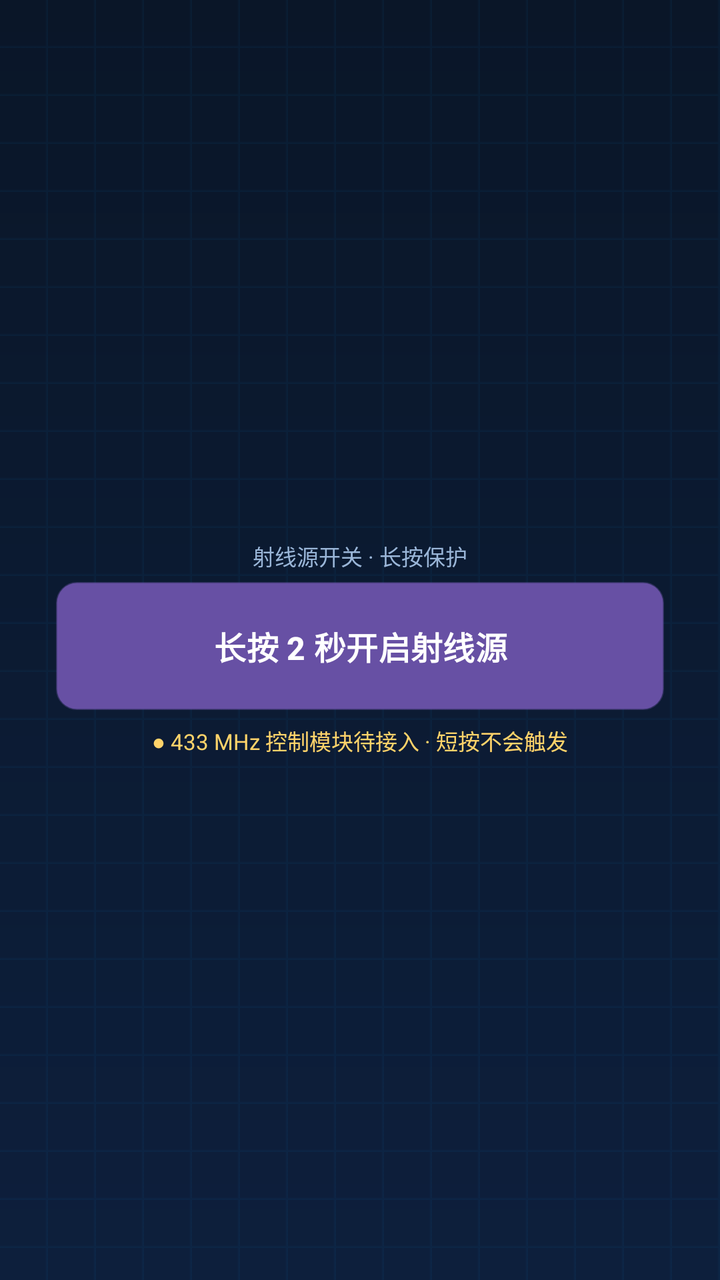
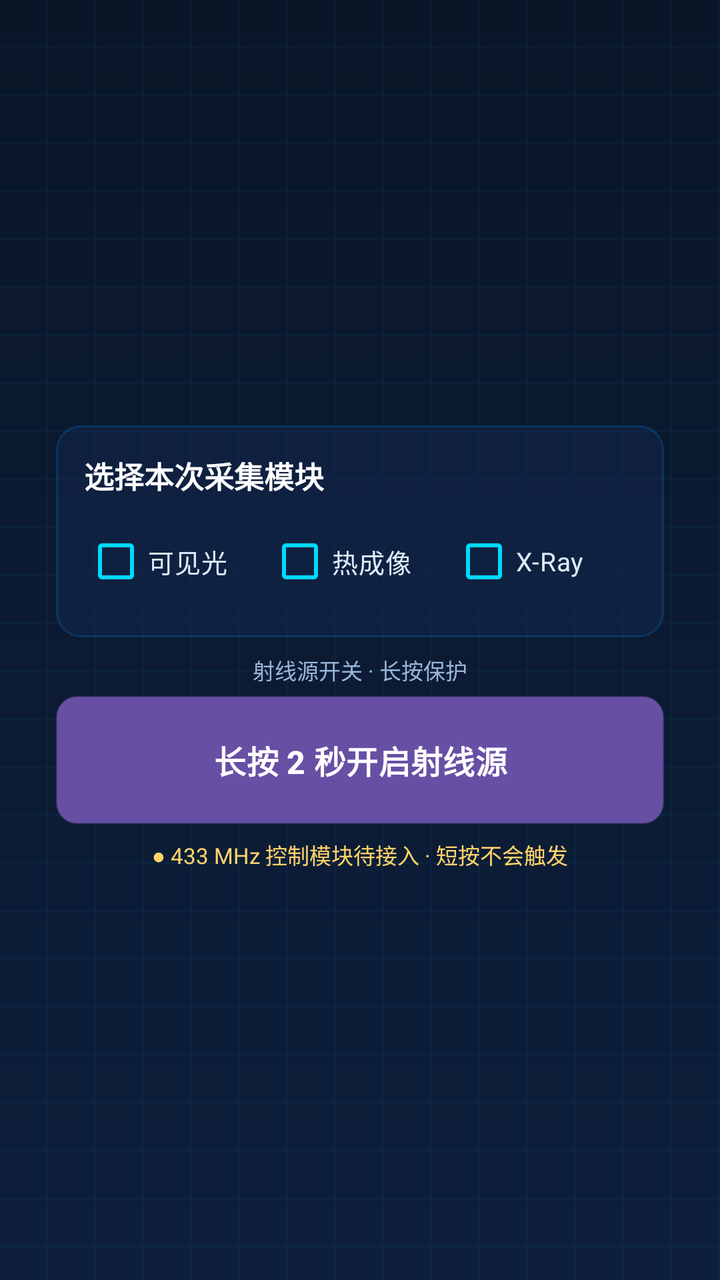

Two renders of the same Android screen: before a commit and after it. Below are the layout's source before the change and the commit's diff.
<!-- AndroidManifest.xml: application theme Theme.WeiguangDRController -->
<!-- res/layout/fragment_exposure_prepare.xml -->
<?xml version="1.0" encoding="utf-8"?>
<ScrollView xmlns:android="http://schemas.android.com/apk/res/android"
    android:layout_width="match_parent"
    android:layout_height="match_parent"
    android:background="@drawable/bg_root_gradient"
    android:fillViewport="true"
    android:scrollbars="none">

    <LinearLayout
        android:layout_width="match_parent"
        android:layout_height="wrap_content"
        android:gravity="center"
        android:orientation="vertical"
        android:padding="28dp">

        <LinearLayout
            android:layout_width="match_parent"
            android:layout_height="wrap_content"
            android:background="@drawable/bg_card_tech"
            android:orientation="vertical"
            android:padding="12dp"
            android:visibility="gone">

            <TextView
                android:layout_width="wrap_content"
                android:layout_height="wrap_content"
                android:text="曝光设备控制"
                android:textColor="#FFFFFF"
                android:textSize="16sp"
                android:textStyle="bold" />

            <LinearLayout
                android:layout_width="match_parent"
                android:layout_height="wrap_content"
                android:layout_marginTop="10dp"
                android:orientation="horizontal">

                <Button
                    android:id="@+id/cameraControlButton"
                    style="?android:attr/borderlessButtonStyle"
                    android:layout_width="0dp"
                    android:layout_height="58dp"
                    android:layout_weight="1"
                    android:background="@drawable/bg_card_tech_clickable"
                    android:text="摄像头\n检查预览"
                    android:textAllCaps="false"
                    android:textColor="#DCEBFA"
                    android:textSize="12sp" />

                <Space android:layout_width="6dp" android:layout_height="1dp" />

                <Button
                    android:id="@+id/thermalControlButton"
                    style="?android:attr/borderlessButtonStyle"
                    android:layout_width="0dp"
                    android:layout_height="58dp"
                    android:layout_weight="1"
                    android:background="@drawable/bg_card_tech_clickable"
                    android:text="热成像\n检查预览"
                    android:textAllCaps="false"
                    android:textColor="#DCEBFA"
                    android:textSize="12sp" />

                <Space android:layout_width="6dp" android:layout_height="1dp" />

                <Button
                    android:id="@+id/xrayControlButton"
                    style="?android:attr/borderlessButtonStyle"
                    android:layout_width="0dp"
                    android:layout_height="58dp"
                    android:layout_weight="1"
                    android:background="@drawable/bg_card_tech_clickable"
                    android:text="X-Ray\n接口待接入"
                    android:textAllCaps="false"
                    android:textColor="#FFD36A"
                    android:textSize="12sp" />
            </LinearLayout>

            <Button
                android:id="@+id/enableAllButton"
                android:layout_width="match_parent"
                android:layout_height="42dp"
                android:layout_marginTop="8dp"
                android:background="@drawable/bg_btn_new"
                android:text="一键检查三路设备"
                android:textAllCaps="false"
                android:textColor="#FFFFFF"
                android:textSize="13sp"
                android:textStyle="bold" />

            <TextView
                android:id="@+id/deviceStatusText"
                android:layout_width="match_parent"
                android:layout_height="wrap_content"
                android:layout_marginTop="8dp"
                android:text="正在读取设备状态…"
                android:textColor="#9AB6D8"
                android:textSize="11sp" />
        </LinearLayout>

        <LinearLayout
            android:layout_width="match_parent"
            android:layout_height="wrap_content"
            android:layout_marginTop="6dp"
            android:background="@drawable/bg_card_tech"
            android:orientation="vertical"
            android:padding="12dp"
            android:visibility="gone">

            <TextView
                android:layout_width="wrap_content"
                android:layout_height="wrap_content"
                android:text="曝光前确认"
                android:textColor="#FFFFFF"
                android:textSize="15sp"
                android:textStyle="bold" />

            <LinearLayout
                android:layout_width="match_parent"
                android:layout_height="wrap_content"
                android:layout_marginTop="8dp"
                android:orientation="horizontal">

                <TextView
                    android:id="@+id/cameraPreviewEntry"
                    android:layout_width="0dp"
                    android:layout_height="72dp"
                    android:layout_weight="1"
                    android:background="@drawable/bg_card_tech_clickable"
                    android:clickable="true"
                    android:focusable="true"
                    android:gravity="center"
                    android:text="摄像头画面\n点击查看"
                    android:textColor="#C8D8E8"
                    android:textSize="12sp" />

                <Space android:layout_width="8dp" android:layout_height="1dp" />

                <TextView
                    android:id="@+id/thermalPreviewEntry"
                    android:layout_width="0dp"
                    android:layout_height="72dp"
                    android:layout_weight="1"
                    android:background="@drawable/bg_card_tech_clickable"
                    android:clickable="true"
                    android:focusable="true"
                    android:gravity="center"
                    android:text="热成像画面\n点击查看"
                    android:textColor="#C8D8E8"
                    android:textSize="12sp" />
            </LinearLayout>

            <TextView
                android:id="@+id/radarStatusText"
                android:layout_width="match_parent"
                android:layout_height="wrap_content"
                android:layout_marginTop="10dp"
                android:background="@drawable/bg_input_box"
                android:padding="10dp"
                android:text="毫米波雷达：正在读取…"
                android:textColor="#DCEBFA"
                android:textSize="12sp"
                android:lineSpacingExtra="3dp" />
        </LinearLayout>

        <TextView
            android:id="@+id/exposureHintText"
            android:layout_width="match_parent"
            android:layout_height="wrap_content"
            android:layout_marginTop="8dp"
            android:gravity="center"
            android:text="射线源开关 · 长按保护"
            android:textColor="#9AB6D8"
            android:textSize="11sp" />

        <Button
            android:id="@+id/exposureButton"
            android:layout_width="match_parent"
            android:layout_height="64dp"
            android:layout_marginTop="5dp"
            android:background="@drawable/bg_exposure_hold"
            android:text="长按 2 秒开启射线源"
            android:textAllCaps="false"
            android:textColor="#FFFFFF"
            android:textSize="16sp"
            android:textStyle="bold" />

        <TextView
            android:id="@+id/exposureResultText"
            android:layout_width="match_parent"
            android:layout_height="wrap_content"
            android:layout_marginTop="7dp"
            android:gravity="center"
            android:text="● 433 MHz 控制模块待接入 · 短按不会触发"
            android:textColor="#FFD36A"
            android:textSize="11sp" />
    </LinearLayout>
</ScrollView>
<!-- resources referenced by this layout -->
<resources>
  <!-- drawable bg_btn_new (drawable) -->
  <?xml version="1.0" encoding="utf-8"?>
  <shape xmlns:android="http://schemas.android.com/apk/res/android"
      android:shape="rectangle">
      <gradient
          android:angle="0"
          android:startColor="#0088FF"
          android:endColor="#00CCFF" />
      <corners android:radius="8dp" />
  </shape>
  <!-- drawable bg_card_tech (drawable) -->
  <?xml version="1.0" encoding="utf-8"?>
  <shape xmlns:android="http://schemas.android.com/apk/res/android"
      android:shape="rectangle">
      <solid android:color="#80142850" />
      <corners android:radius="12dp" />
      <stroke
          android:width="1dp"
          android:color="#330096FF" />
  </shape>
  <!-- drawable bg_card_tech_clickable (drawable) -->
  <?xml version="1.0" encoding="utf-8"?>
  <selector xmlns:android="http://schemas.android.com/apk/res/android">
      <item android:state_pressed="true">
          <shape android:shape="rectangle">
              <solid android:color="#B0284068" />
              <corners android:radius="12dp" />
              <stroke
                  android:width="2dp"
                  android:color="#A000B4FF" />
          </shape>
      </item>
      <item android:state_focused="true">
          <shape android:shape="rectangle">
              <solid android:color="#99142850" />
              <corners android:radius="12dp" />
              <stroke
                  android:width="2dp"
                  android:color="#8000B4FF" />
          </shape>
      </item>
      <item>
          <shape android:shape="rectangle">
              <solid android:color="#80142850" />
              <corners android:radius="12dp" />
              <stroke
                  android:width="1dp"
                  android:color="#330096FF" />
          </shape>
      </item>
  </selector>
  <!-- drawable bg_exposure_hold (drawable) -->
  <?xml version="1.0" encoding="utf-8"?>
  <selector xmlns:android="http://schemas.android.com/apk/res/android">
      <item android:state_pressed="true">
          <shape android:shape="rectangle">
              <gradient android:angle="0" android:startColor="#FF8A00" android:endColor="#FFB800" />
              <corners android:radius="10dp" />
              <stroke android:width="2dp" android:color="#FFFFD36A" />
          </shape>
      </item>
      <item>
          <shape android:shape="rectangle">
              <gradient android:angle="0" android:startColor="#007ACC" android:endColor="#00B4FF" />
              <corners android:radius="10dp" />
              <stroke android:width="1dp" android:color="#6600D8FF" />
          </shape>
      </item>
  </selector>
  <!-- drawable bg_input_box (drawable) -->
  <?xml version="1.0" encoding="utf-8"?>
  <shape xmlns:android="http://schemas.android.com/apk/res/android">
      <solid android:color="#141F29" />
      <corners android:radius="22dp" />
      <stroke
          android:width="1dp"
          android:color="#2B4558" />
  </shape>
  <!-- drawable bg_root_gradient (drawable) -->
  <?xml version="1.0" encoding="utf-8"?>
  <layer-list xmlns:android="http://schemas.android.com/apk/res/android">
      <item>
          <shape android:shape="rectangle">
              <gradient
                  android:angle="270"
                  android:startColor="#0A1628"
                  android:endColor="#0D1F3C" />
          </shape>
      </item>
      <item>
          <bitmap
              android:gravity="fill"
              android:src="@drawable/grid_pattern"
              android:tileMode="repeat" />
      </item>
  </layer-list>
  <style name="Theme.WeiguangDRController" parent="Base.Theme.WeiguangDRController" />
  <!-- drawable grid_pattern: png bitmap (drawable, 115 bytes) -->
  <style name="Base.Theme.WeiguangDRController" parent="Theme.Material3.DayNight.NoActionBar">
          
          
      </style>
</resources>

<!-- the commit's change to res/layout/fragment_exposure_prepare.xml (unified diff, before → after) -->
@@ -163,6 +163,35 @@
                 android:lineSpacingExtra="3dp" />
         </LinearLayout>
 
+        <LinearLayout
+            android:layout_width="match_parent"
+            android:layout_height="wrap_content"
+            android:layout_marginTop="8dp"
+            android:background="@drawable/bg_card_tech"
+            android:orientation="vertical"
+            android:padding="14dp">
+
+            <TextView android:layout_width="wrap_content" android:layout_height="wrap_content"
+                android:text="选择本次采集模块" android:textColor="#FFFFFF"
+                android:textSize="15sp" android:textStyle="bold" />
+
+            <LinearLayout android:layout_width="match_parent" android:layout_height="wrap_content"
+                android:layout_marginTop="8dp" android:gravity="center" android:orientation="horizontal">
+                <CheckBox android:id="@+id/selectCameraCheck" android:layout_width="0dp"
+                    android:layout_height="wrap_content" android:layout_weight="1"
+                    android:buttonTint="#00D8FF" android:text="可见光"
+                    android:textColor="#DCEBFA" android:textSize="13sp" />
+                <CheckBox android:id="@+id/selectThermalCheck" android:layout_width="0dp"
+                    android:layout_height="wrap_content" android:layout_weight="1"
+                    android:buttonTint="#00D8FF" android:text="热成像"
+                    android:textColor="#DCEBFA" android:textSize="13sp" />
+                <CheckBox android:id="@+id/selectXrayCheck" android:layout_width="0dp"
+                    android:layout_height="wrap_content" android:layout_weight="1"
+                    android:buttonTint="#00D8FF" android:checked="true" android:text="X-Ray"
+                    android:textColor="#DCEBFA" android:textSize="13sp" />
+            </LinearLayout>
+        </LinearLayout>
+
         <TextView
             android:id="@+id/exposureHintText"
             android:layout_width="match_parent"
